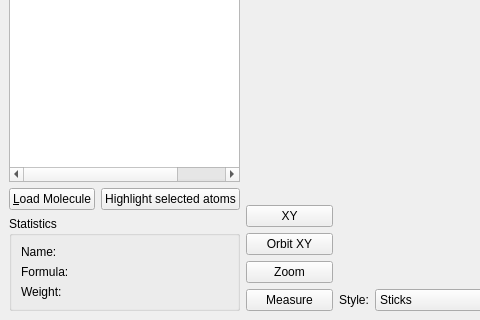
The window that src/moleculeviewerwidget.ui (KDE/kalzium) describes before a commit, drawn with Qt 5; both pictures show x 0 to 480 and y 225 to 545 of the 699 by 545 pixel window.
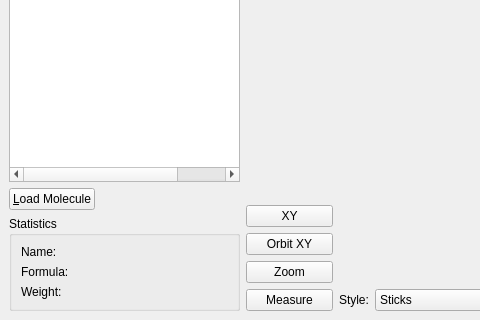
The same window after the commit. Icons and pictures are not drawn. Custom widgets are drawn as their Qt base class.

Commit message: One button less, make the effect of selection immediate

```diff
--- a/src/moleculeviewerwidget.ui
+++ b/src/moleculeviewerwidget.ui
@@ -250,13 +250,6 @@
          </property>
         </widget>
        </item>
-       <item>
-        <widget class="QPushButton" name="selectButton" >
-         <property name="text" >
-          <string>Highlight selected atoms</string>
-         </property>
-        </widget>
-       </item>
        <item>
         <spacer>
          <property name="orientation" >
```
Left out of the diff: 7 changed lines with no effect on the pictures. The commit also changes 1 other file.
